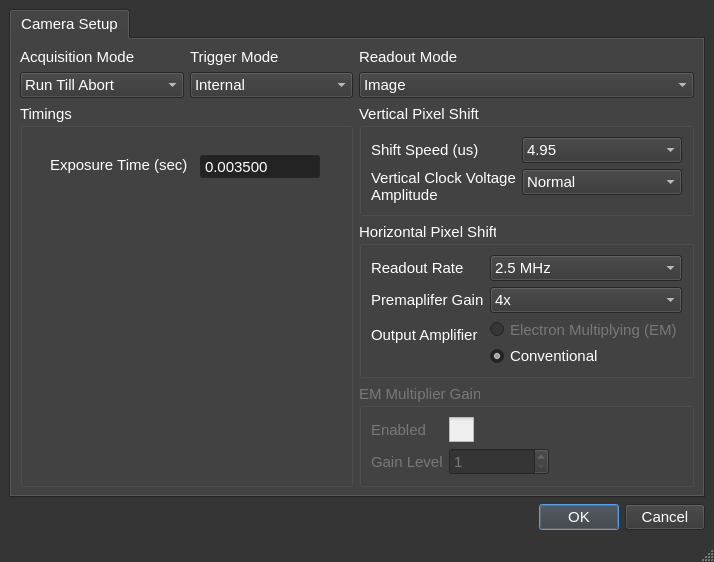
Qt form qt_designer/qt_andor_setup.ui (usnistgov/bcars_microscope) before a commit.
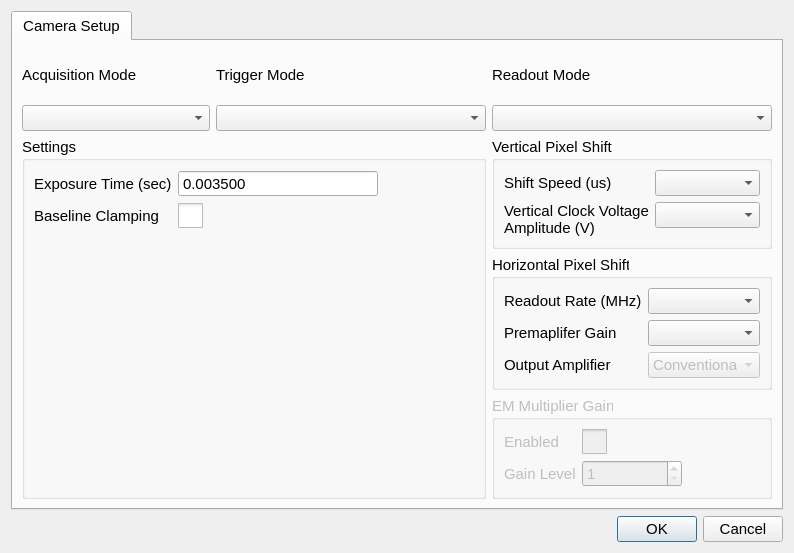
The same form after that commit.

The edit to the form file:
```diff
--- a/qt_designer/qt_andor_setup.ui
+++ b/qt_designer/qt_andor_setup.ui
@@ -1,430 +1,15 @@
 <?xml version="1.0" encoding="UTF-8"?>
 <ui version="4.0">
- <class>MainWindow</class>
- <widget class="QMainWindow" name="MainWindow">
+ <class>Dialog</class>
+ <widget class="QDialog" name="Dialog">
   <property name="geometry">
    <rect>
     <x>0</x>
     <y>0</y>
-    <width>714</width>
-    <height>561</height>
+    <width>794</width>
+    <height>553</height>
    </rect>
   </property>
-  <property name="palette">
-   <palette>
-    <active>
-     <colorrole role="WindowText">
-      <brush brushstyle="SolidPattern">
-       <color alpha="255">
-        <red>255</red>
-        <green>255</green>
-        <blue>255</blue>
-       </color>
-      </brush>
-     </colorrole>
-     <colorrole role="Button">
-      <brush brushstyle="SolidPattern">
-       <color alpha="255">
-        <red>53</red>
-        <green>53</green>
-        <blue>53</blue>
-       </color>
-      </brush>
-     </colorrole>
-     <colorrole role="Light">
-      <brush brushstyle="SolidPattern">
-       <color alpha="255">
-        <red>255</red>
-        <green>255</green>
-        <blue>255</blue>
-       </color>
-      </brush>
-     </colorrole>
-     <colorrole role="Text">
-      <brush brushstyle="SolidPattern">
-       <color alpha="255">
-        <red>255</red>
-        <green>255</green>
-        <blue>255</blue>
-       </color>
-      </brush>
-     </colorrole>
-     <colorrole role="BrightText">
-      <brush brushstyle="SolidPattern">
-       <color alpha="255">
-        <red>255</red>
-        <green>0</green>
-        <blue>0</blue>
-       </color>
-      </brush>
-     </colorrole>
-     <colorrole role="ButtonText">
-      <brush brushstyle="SolidPattern">
-       <color alpha="255">
-        <red>255</red>
-        <green>255</green>
-        <blue>255</blue>
-       </color>
-      </brush>
-     </colorrole>
-     <colorrole role="Base">
-      <brush brushstyle="SolidPattern">
-       <color alpha="255">
-        <red>35</red>
-        <green>35</green>
-        <blue>35</blue>
-       </color>
-      </brush>
-     </colorrole>
-     <colorrole role="Window">
-      <brush brushstyle="SolidPattern">
-       <color alpha="255">
-        <red>53</red>
-        <green>53</green>
-        <blue>53</blue>
-       </color>
-      </brush>
-     </colorrole>
-     <colorrole role="Highlight">
-      <brush brushstyle="SolidPattern">
-       <color alpha="255">
-        <red>42</red>
-        <green>130</green>
-        <blue>218</blue>
-       </color>
-      </brush>
-     </colorrole>
-     <colorrole role="HighlightedText">
-      <brush brushstyle="SolidPattern">
-       <color alpha="255">
-        <red>35</red>
-        <green>35</green>
-        <blue>35</blue>
-       </color>
-      </brush>
-     </colorrole>
-     <colorrole role="Link">
-      <brush brushstyle="SolidPattern">
-       <color alpha="255">
-        <red>42</red>
-        <green>130</green>
-        <blue>218</blue>
-       </color>
-      </brush>
-     </colorrole>
-     <colorrole role="AlternateBase">
-      <brush brushstyle="SolidPattern">
-       <color alpha="255">
-        <red>53</red>
-        <green>53</green>
-        <blue>53</blue>
-       </color>
-      </brush>
-     </colorrole>
-     <colorrole role="ToolTipBase">
-      <brush brushstyle="SolidPattern">
-       <color alpha="255">
-        <red>25</red>
-        <green>25</green>
-        <blue>25</blue>
-       </color>
-      </brush>
-     </colorrole>
-     <colorrole role="ToolTipText">
-      <brush brushstyle="SolidPattern">
-       <color alpha="255">
-        <red>255</red>
-        <green>255</green>
-        <blue>255</blue>
-       </color>
-      </brush>
-     </colorrole>
-     <colorrole role="PlaceholderText">
-      <brush brushstyle="SolidPattern">
-       <color alpha="128">
-        <red>255</red>
-        <green>255</green>
-        <blue>255</blue>
-       </color>
-      </brush>
-     </colorrole>
-    </active>
-    <inactive>
-     <colorrole role="WindowText">
-      <brush brushstyle="SolidPattern">
-       <color alpha="255">
-        <red>255</red>
-        <green>255</green>
-        <blue>255</blue>
-       </color>
-      </brush>
-     </colorrole>
-     <colorrole role="Button">
-      <brush brushstyle="SolidPattern">
-       <color alpha="255">
-        <red>53</red>
-        <green>53</green>
-        <blue>53</blue>
-       </color>
-      </brush>
-     </colorrole>
-     <colorrole role="Light">
-      <brush brushstyle="SolidPattern">
-       <color alpha="255">
-        <red>255</red>
-        <green>255</green>
-        <blue>255</blue>
-       </color>
-      </brush>
-     </colorrole>
-     <colorrole role="Text">
-      <brush brushstyle="SolidPattern">
-       <color alpha="255">
-        <red>255</red>
-        <green>255</green>
-        <blue>255</blue>
-       </color>
-      </brush>
-     </colorrole>
-     <colorrole role="BrightText">
-      <brush brushstyle="SolidPattern">
-       <color alpha="255">
-        <red>255</red>
-        <green>0</green>
-        <blue>0</blue>
-       </color>
-      </brush>
-     </colorrole>
-     <colorrole role="ButtonText">
-      <brush brushstyle="SolidPattern">
-       <color alpha="255">
-        <red>255</red>
-        <green>255</green>
-        <blue>255</blue>
-       </color>
-      </brush>
-     </colorrole>
-     <colorrole role="Base">
-      <brush brushstyle="SolidPattern">
-       <color alpha="255">
-        <red>35</red>
-        <green>35</green>
-        <blue>35</blue>
-       </color>
-      </brush>
-     </colorrole>
-     <colorrole role="Window">
-      <brush brushstyle="SolidPattern">
-       <color alpha="255">
-        <red>53</red>
-        <green>53</green>
-        <blue>53</blue>
-       </color>
-      </brush>
-     </colorrole>
-     <colorrole role="Highlight">
-      <brush brushstyle="SolidPattern">
-       <color alpha="255">
-        <red>42</red>
-        <green>130</green>
-        <blue>218</blue>
-       </color>
-      </brush>
-     </colorrole>
-     <colorrole role="HighlightedText">
-      <brush brushstyle="SolidPattern">
-       <color alpha="255">
-        <red>35</red>
-        <green>35</green>
-        <blue>35</blue>
-       </color>
-      </brush>
-     </colorrole>
-     <colorrole role="Link">
-      <brush brushstyle="SolidPattern">
-       <color alpha="255">
-        <red>42</red>
-        <green>130</green>
-        <blue>218</blue>
-       </color>
-      </brush>
-     </colorrole>
-     <colorrole role="AlternateBase">
-      <brush brushstyle="SolidPattern">
-       <color alpha="255">
-        <red>53</red>
-        <green>53</green>
-        <blue>53</blue>
-       </color>
-      </brush>
-     </colorrole>
-     <colorrole role="ToolTipBase">
-      <brush brushstyle="SolidPattern">
-       <color alpha="255">
-        <red>25</red>
-        <green>25</green>
-        <blue>25</blue>
-       </color>
-      </brush>
-     </colorrole>
-     <colorrole role="ToolTipText">
-      <brush brushstyle="SolidPattern">
-       <color alpha="255">
-        <red>255</red>
-        <green>255</green>
-        <blue>255</blue>
-       </color>
-      </brush>
-     </colorrole>
-     <colorrole role="PlaceholderText">
-      <brush brushstyle="SolidPattern">
-       <color alpha="128">
-        <red>255</red>
-        <green>255</green>
-        <blue>255</blue>
-       </color>
-      </brush>
-     </colorrole>
-    </inactive>
-    <disabled>
-     <colorrole role="WindowText">
-      <brush brushstyle="SolidPattern">
-       <color alpha="255">
-        <red>120</red>
-        <green>120</green>
-        <blue>120</blue>
-       </color>
-      </brush>
-     </colorrole>
-     <colorrole role="Button">
-      <brush brushstyle="SolidPattern">
-       <color alpha="255">
-        <red>53</red>
-        <green>53</green>
-        <blue>53</blue>
-       </color>
-      </brush>
-     </colorrole>
-     <colorrole role="Light">
-      <brush brushstyle="SolidPattern">
-       <color alpha="255">
-        <red>53</red>
-        <green>53</green>
-        <blue>53</blue>
-       </color>
-      </brush>
-     </colorrole>
-     <colorrole role="Text">
-      <brush brushstyle="SolidPattern">
-       <color alpha="255">
-        <red>120</red>
-        <green>120</green>
-        <blue>120</blue>
-       </color>
-      </brush>
-     </colorrole>
-     <colorrole role="BrightText">
-      <brush brushstyle="SolidPattern">
-       <color alpha="255">
-        <red>255</red>
-        <green>0</green>
-        <blue>0</blue>
-       </color>
-      </brush>
-     </colorrole>
-     <colorrole role="ButtonText">
-      <brush brushstyle="SolidPattern">
-       <color alpha="255">
-        <red>120</red>
-        <green>120</green>
-        <blue>120</blue>
-       </color>
-      </brush>
-     </colorrole>
-     <colorrole role="Base">
-      <brush brushstyle="SolidPattern">
-       <color alpha="255">
-        <red>53</red>
-        <green>53</green>
-        <blue>53</blue>
-       </color>
-      </brush>
-     </colorrole>
-     <colorrole role="Window">
-      <brush brushstyle="SolidPattern">
-       <color alpha="255">
-        <red>53</red>
-        <green>53</green>
-        <blue>53</blue>
-       </color>
-      </brush>
-     </colorrole>
-     <colorrole role="Highlight">
-      <brush brushstyle="SolidPattern">
-       <color alpha="255">
-        <red>0</red>
-        <green>120</green>
-        <blue>215</blue>
-       </color>
-      </brush>
-     </colorrole>
-     <colorrole role="HighlightedText">
-      <brush brushstyle="SolidPattern">
-       <color alpha="255">
-        <red>35</red>
-        <green>35</green>
-        <blue>35</blue>
-       </color>
-      </brush>
-     </colorrole>
-     <colorrole role="Link">
-      <brush brushstyle="SolidPattern">
-       <color alpha="255">
-        <red>42</red>
-        <green>130</green>
-        <blue>218</blue>
-       </color>
-      </brush>
-     </colorrole>
-     <colorrole role="AlternateBase">
-      <brush brushstyle="SolidPattern">
-       <color alpha="255">
-        <red>53</red>
-        <green>53</green>
-        <blue>53</blue>
-       </color>
-      </brush>
-     </colorrole>
-     <colorrole role="ToolTipBase">
-      <brush brushstyle="SolidPattern">
-       <color alpha="255">
-        <red>25</red>
-        <green>25</green>
-        <blue>25</blue>
-       </color>
-      </brush>
-     </colorrole>
-     <colorrole role="ToolTipText">
-      <brush brushstyle="SolidPattern">
-       <color alpha="255">
-        <red>255</red>
-        <green>255</green>
-        <blue>255</blue>
-       </color>
-      </brush>
-     </colorrole>
-     <colorrole role="PlaceholderText">
-      <brush brushstyle="SolidPattern">
-       <color alpha="128">
-        <red>0</red>
-        <green>0</green>
-        <blue>0</blue>
-       </color>
-      </brush>
-     </colorrole>
-    </disabled>
-   </palette>
-  </property>
   <property name="font">
    <font>
     <family>Arial</family>
@@ -434,7 +19,6 @@
   <property name="windowTitle">
    <string>MainWindow</string>
   </property>
-  <widget class="QWidget" name="centralwidget">
    <layout class="QGridLayout" name="gridLayout_2">
     <item row="0" column="0">
      <widget class="QTabWidget" name="tabWidget">
@@ -456,12 +40,13 @@
            </widget>
           </item>
           <item>
-           <widget class="QComboBox" name="comboBox">
-            <item>
-             <property name="text">
-              <string>Run Till Abort</string>
-             </property>
-            </item>
+          <widget class="QComboBox" name="comboBoxAcquisitionMode">
+           <property name="minimumSize">
+            <size>
+             <width>188</width>
+             <height>0</height>
+            </size>
+           </property>
            </widget>
           </item>
          </layout>
@@ -476,22 +61,13 @@
            </widget>
           </item>
           <item>
-           <widget class="QComboBox" name="comboBox_2">
-            <item>
-             <property name="text">
-              <string>Internal</string>
-             </property>
-            </item>
-            <item>
-             <property name="text">
-              <string>External</string>
-             </property>
-            </item>
-            <item>
-             <property name="text">
-              <string>Fast External</string>
-             </property>
-            </item>
+          <widget class="QComboBox" name="comboBoxTriggerMode">
+           <property name="minimumSize">
+            <size>
+             <width>270</width>
+             <height>0</height>
+            </size>
+           </property>
            </widget>
           </item>
          </layout>
@@ -506,17 +82,13 @@
            </widget>
           </item>
           <item>
-           <widget class="QComboBox" name="comboBox_3">
-            <item>
-             <property name="text">
-              <string>Image</string>
-             </property>
-            </item>
-            <item>
-             <property name="text">
-              <string>FVB</string>
-             </property>
-            </item>
+          <widget class="QComboBox" name="comboBoxReadoutMode">
+           <property name="minimumSize">
+            <size>
+             <width>250</width>
+             <height>0</height>
+            </size>
+           </property>
            </widget>
           </item>
          </layout>
@@ -524,33 +96,21 @@
         <item row="1" column="0" rowspan="3" colspan="2">
          <widget class="QGroupBox" name="groupBox">
           <property name="title">
-           <string>Timings</string>
+          <string>Settings</string>
           </property>
           <property name="flat">
            <bool>false</bool>
           </property>
+         <layout class="QFormLayout" name="formLayout_4">
+          <item row="0" column="0">
           <widget class="QLabel" name="label_4">
-           <property name="geometry">
-            <rect>
-             <x>30</x>
-             <y>50</y>
-             <width>141</width>
-             <height>21</height>
-            </rect>
-           </property>
            <property name="text">
             <string>Exposure Time (sec)</string>
            </property>
           </widget>
+          </item>
+          <item row="0" column="1">
           <widget class="QDoubleSpinBox" name="spinBox_Exposure">
-           <property name="geometry">
-            <rect>
-             <x>180</x>
-             <y>50</y>
-             <width>120</width>
-             <height>25</height>
-            </rect>
-           </property>
            <property name="minimumSize">
             <size>
              <width>75</width>
@@ -588,6 +148,31 @@
             <double>0.003500000000000</double>
            </property>
           </widget>
+          </item>
+          <item row="1" column="1">
+           <widget class="QCheckBox" name="checkBoxBaselineClamping">
+            <property name="sizePolicy">
+             <sizepolicy hsizetype="Fixed" vsizetype="Fixed">
+              <horstretch>0</horstretch>
+              <verstretch>0</verstretch>
+             </sizepolicy>
+            </property>
+            <property name="styleSheet">
+             <string notr="true">QCheckBox::indicator { width: 25; height: 25 }</string>
+            </property>
+            <property name="text">
+             <string/>
+            </property>
+           </widget>
+          </item>
+          <item row="1" column="0">
+           <widget class="QLabel" name="label_12">
+            <property name="text">
+             <string>Baseline Clamping</string>
+            </property>
+           </widget>
+          </item>
+         </layout>
          </widget>
         </item>
         <item row="1" column="2">
@@ -609,33 +194,12 @@
               </widget>
              </item>
              <item row="0" column="1">
-              <widget class="QComboBox" name="comboBox_4">
-               <item>
-                <property name="text">
-                 <string>4.95</string>
-                </property>
-               </item>
-               <item>
-                <property name="text">
-                 <string>9.75</string>
-                </property>
-               </item>
-               <item>
-                <property name="text">
-                 <string>19.35</string>
-                </property>
-               </item>
-               <item>
-                <property name="text">
-                 <string>38.55</string>
-                </property>
-               </item>
-              </widget>
+             <widget class="QComboBox" name="comboBoxVS"/>
              </item>
              <item row="1" column="0">
               <widget class="QLabel" name="label_6">
                <property name="text">
-                <string>Vertical Clock Voltage Amplitude</string>
+               <string>Vertical Clock Voltage Amplitude (V)</string>
                </property>
                <property name="wordWrap">
                 <bool>true</bool>
@@ -643,33 +207,7 @@
               </widget>
              </item>
              <item row="1" column="1">
-              <widget class="QComboBox" name="comboBox_5">
-               <item>
-                <property name="text">
-                 <string>Normal</string>
-                </property>
-               </item>
-               <item>
-                <property name="text">
-                 <string>+1</string>
-                </property>
-               </item>
-               <item>
-                <property name="text">
-                 <string>+2</string>
-                </property>
-               </item>
-               <item>
-                <property name="text">
-                 <string>+3</string>
-                </property>
-               </item>
-               <item>
-                <property name="text">
-                 <string>+4</string>
-                </property>
-               </item>
-              </widget>
+             <widget class="QComboBox" name="comboBoxVoltage"/>
              </item>
             </layout>
            </item>
@@ -690,28 +228,12 @@
              <item row="0" column="0">
               <widget class="QLabel" name="label_8">
                <property name="text">
-                <string>Readout Rate</string>
+               <string>Readout Rate (MHz)</string>
                </property>
               </widget>
              </item>
              <item row="0" column="1">
-              <widget class="QComboBox" name="comboBox_6">
-               <item>
-                <property name="text">
-                 <string>2.5 MHz</string>
-                </property>
-               </item>
-               <item>
-                <property name="text">
-                 <string>1 MHz</string>
-                </property>
-               </item>
-               <item>
-                <property name="text">
-                 <string>50 kHz</string>
-                </property>
-               </item>
-              </widget>
+             <widget class="QComboBox" name="comboBoxHSRate"/>
              </item>
              <item row="1" column="0">
               <widget class="QLabel" name="label_9">
@@ -726,23 +248,8 @@
              <item row="1" column="1">
               <widget class="QComboBox" name="comboBox_7">
                <property name="currentIndex">
-                <number>2</number>
-               </property>
-               <item>
-                <property name="text">
-                 <string>1x</string>
-                </property>
-               </item>
-               <item>
-                <property name="text">
-                 <string>2x</string>
-                </property>
-               </item>
-               <item>
-                <property name="text">
-                 <string>4x</string>
-                </property>
-               </item>
+               <number>-1</number>
+              </property>
               </widget>
              </item>
              <item row="2" column="0">
@@ -758,32 +265,29 @@
              <item row="2" column="1">
               <layout class="QVBoxLayout" name="verticalLayout_4">
                <item>
-                <widget class="QRadioButton" name="radioButton">
+               <widget class="QComboBox" name="comboBoxAmpType">
                  <property name="enabled">
                   <bool>false</bool>
                  </property>
+                <property name="minimumSize">
+                 <size>
+                  <width>110</width>
+                  <height>0</height>
+                 </size>
+                </property>
+                <property name="currentIndex">
+                 <number>1</number>
+                </property>
+                <item>
                  <property name="text">
-                  <string>Electron Multiplying (EM)</string>
+                  <string>EM</string>
                  </property>
-                 <property name="checkable">
-                  <bool>false</bool>
-                 </property>
-                 <property name="autoExclusive">
-                  <bool>true</bool>
-                 </property>
-                </widget>
                </item>
                <item>
-                <widget class="QRadioButton" name="radioButton_2">
                  <property name="text">
                   <string>Conventional</string>
                  </property>
-                 <property name="checked">
-                  <bool>true</bool>
-                 </property>
-                 <property name="autoExclusive">
-                  <bool>true</bool>
-                 </property>
+                </item>
                 </widget>
                </item>
               </layout>
@@ -873,6 +377,9 @@
     </item>
     <item row="1" column="0">
      <widget class="QDialogButtonBox" name="buttonBox">
+     <property name="orientation">
+      <enum>Qt::Horizontal</enum>
+     </property>
       <property name="standardButtons">
        <set>QDialogButtonBox::Cancel|QDialogButtonBox::Ok</set>
       </property>
@@ -880,18 +387,6 @@
     </item>
    </layout>
   </widget>
-  <widget class="QMenuBar" name="menubar">
-   <property name="geometry">
-    <rect>
-     <x>0</x>
-     <y>0</y>
-     <width>714</width>
-     <height>22</height>
-    </rect>
-   </property>
-  </widget>
-  <widget class="QStatusBar" name="statusbar"/>
- </widget>
  <resources/>
  <connections/>
 </ui>
```
Left out of the diff: 41 changed lines with no effect on the pictures. Lines whose indentation alone changed are shown as unchanged.
